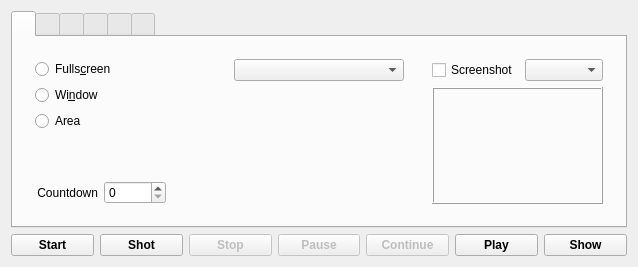
This is mainwindow.ui in vkohaupt/vokoscreenNG as Qt 5 draws it before an edit. The edited form follows.
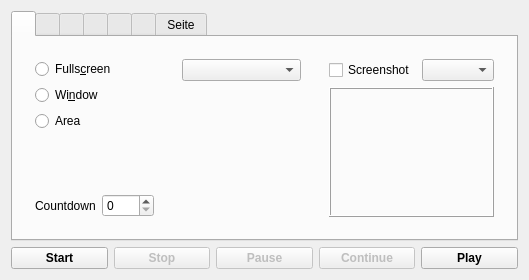
This is the edited form. Icons and pictures are not drawn.

Commit message: add tab clipboard

Diff of the .ui file:
```diff
--- a/mainwindow.ui
+++ b/mainwindow.ui
@@ -6,8 +6,8 @@
    <rect>
     <x>0</x>
     <y>0</y>
-    <width>638</width>
-    <height>267</height>
+    <width>529</width>
+    <height>280</height>
    </rect>
   </property>
   <property name="windowTitle">
@@ -44,8 +44,11 @@
             <layout class="QVBoxLayout" name="verticalLayout_7">
              <item>
               <widget class="QComboBox" name="comboBoxScreen">
-               <property name="styleSheet">
-                <string notr="true">test123::url(:/pictures/novideoplayer.png)</string>
+               <property name="sizePolicy">
+                <sizepolicy hsizetype="Minimum" vsizetype="Fixed">
+                 <horstretch>0</horstretch>
+                 <verstretch>0</verstretch>
+                </sizepolicy>
                </property>
               </widget>
              </item>
@@ -116,29 +119,13 @@
                   <string>Countdown</string>
                  </property>
                  <property name="alignment">
-                  <set>Qt::AlignRight|Qt::AlignTrailing|Qt::AlignVCenter</set>
+                  <set>Qt::AlignLeading|Qt::AlignLeft|Qt::AlignVCenter</set>
                  </property>
                 </widget>
                </item>
                <item>
                 <widget class="QSpinBox" name="spinBoxCountDown"/>
                </item>
-               <item>
-                <spacer name="horizontalSpacer">
-                 <property name="orientation">
-                  <enum>Qt::Horizontal</enum>
-                 </property>
-                 <property name="sizeType">
-                  <enum>QSizePolicy::Minimum</enum>
-                 </property>
-                 <property name="sizeHint" stdset="0">
-                  <size>
-                   <width>40</width>
-                   <height>20</height>
-                  </size>
-                 </property>
-                </spacer>
-               </item>
               </layout>
              </item>
             </layout>
@@ -891,6 +878,49 @@
         </item>
        </layout>
       </widget>
+      <widget class="QWidget" name="tabClipboard">
+       <attribute name="title">
+        <string>Seite</string>
+       </attribute>
+       <widget class="QPushButton" name="pushButtonShot">
+        <property name="geometry">
+         <rect>
+          <x>20</x>
+          <y>40</y>
+          <width>99</width>
+          <height>34</height>
+         </rect>
+        </property>
+        <property name="font">
+         <font>
+          <weight>75</weight>
+          <bold>true</bold>
+         </font>
+        </property>
+        <property name="text">
+         <string>Shot</string>
+        </property>
+       </widget>
+       <widget class="QPushButton" name="pushButtonShow">
+        <property name="geometry">
+         <rect>
+          <x>20</x>
+          <y>80</y>
+          <width>99</width>
+          <height>34</height>
+         </rect>
+        </property>
+        <property name="font">
+         <font>
+          <weight>75</weight>
+          <bold>true</bold>
+         </font>
+        </property>
+        <property name="text">
+         <string>Show</string>
+        </property>
+       </widget>
+      </widget>
      </widget>
     </item>
     <item>
@@ -908,19 +938,6 @@
         </property>
        </widget>
       </item>
-      <item>
-       <widget class="QPushButton" name="pushButtonShot">
-        <property name="font">
-         <font>
-          <weight>75</weight>
-          <bold>true</bold>
-         </font>
-        </property>
-        <property name="text">
-         <string>Shot</string>
-        </property>
-       </widget>
-      </item>
       <item>
        <widget class="QPushButton" name="pushButtonStop">
         <property name="enabled">
@@ -982,19 +999,6 @@
         </property>
        </widget>
       </item>
-      <item>
-       <widget class="QPushButton" name="pushButtonShow">
-        <property name="font">
-         <font>
-          <weight>75</weight>
-          <bold>true</bold>
-         </font>
-        </property>
-        <property name="text">
-         <string>Show</string>
-        </property>
-       </widget>
-      </item>
      </layout>
     </item>
    </layout>
```
Left out of the diff: 11 changed lines with no effect on the pictures. The commit also changes 1 other file.
